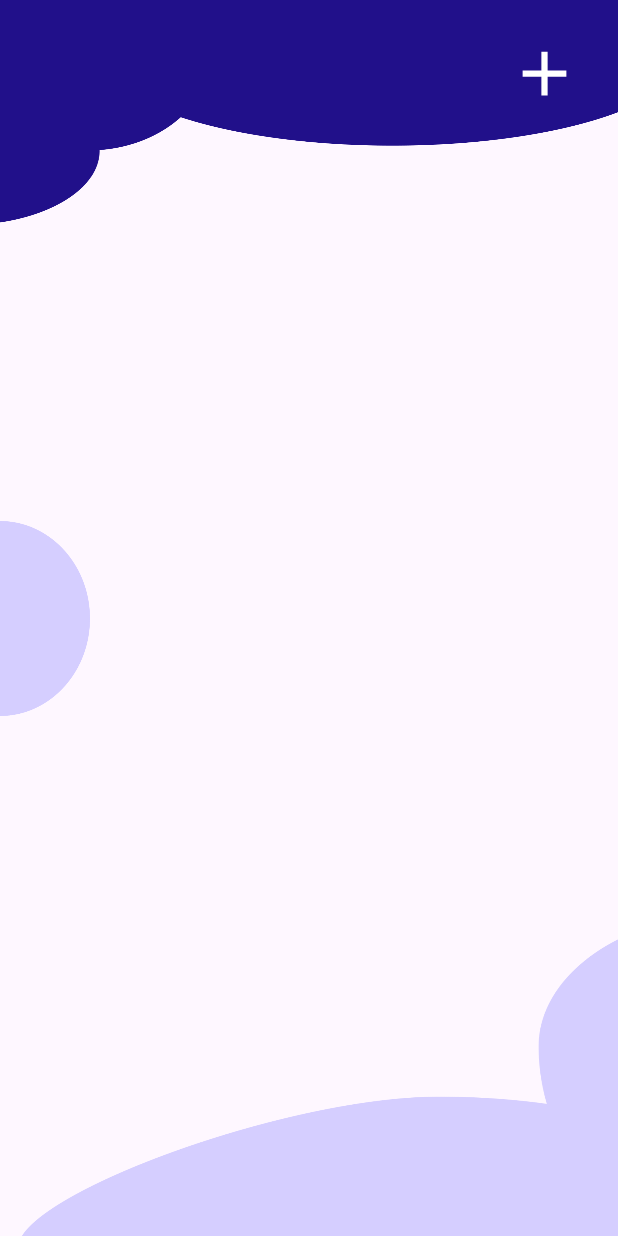
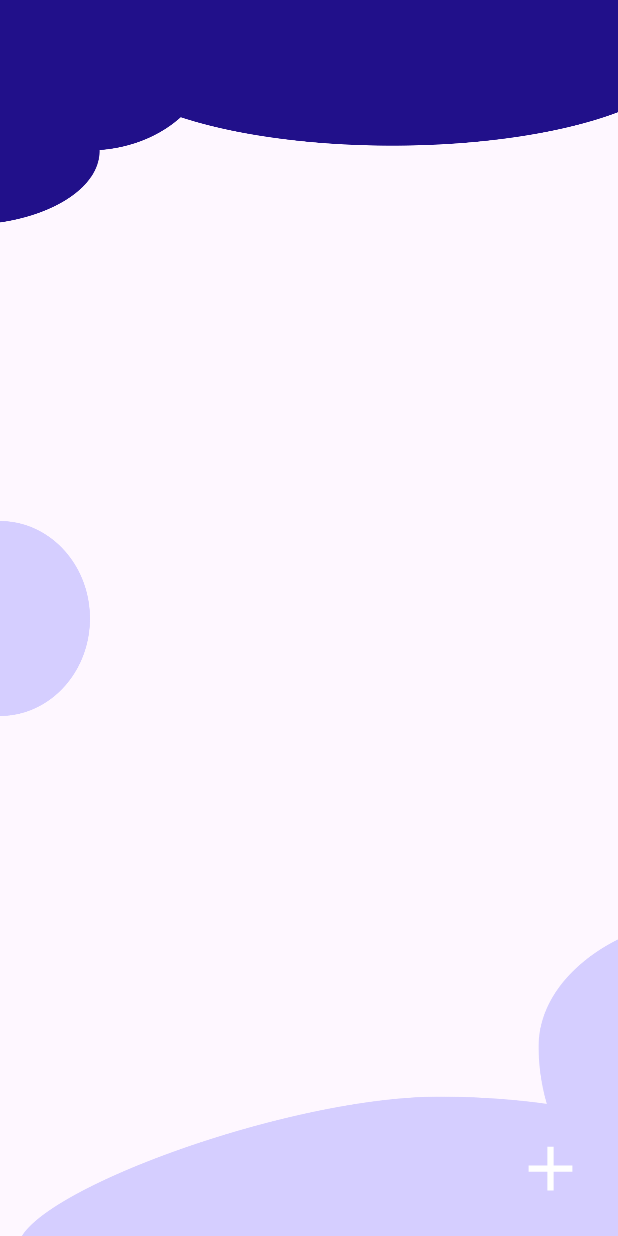
Before and after one commit to Katana1936/PET_Kotlin_Notes_App, an Android app: the HomeFragment screen opened through its navigation route, on a phone screen of 412 x 824 dp. Run offline under Robolectric (Android 15) with nearby library versions, the phone set to English and light mode, and no system bars; our stand-ins replace Firebase (no records; nobody signed in at launch, a user with empty details on screens opened directly); 1 statement that could not run was skipped.

Commit message:
Adding interface elements

```diff
--- a/app/src/main/java/com/example/to_doapp/fragments/SingUpFragment.kt
+++ b/app/src/main/java/com/example/to_doapp/fragments/SingUpFragment.kt
@@ -1,5 +1,4 @@
 package com.example.to_doapp.fragments
-
 import android.os.Bundle
 import android.view.LayoutInflater
 import android.view.View
@@ -11,8 +10,6 @@
 import com.example.to_doapp.R
 import com.example.to_doapp.databinding.FragmentSignUpBinding
 import com.google.firebase.auth.FirebaseAuth
-
-
 class SignUpFragment : Fragment() {
     private lateinit var navController: NavController
     private lateinit var mAuth: FirebaseAuth
@@ -44,7 +41,6 @@
             } else
                 Toast.makeText(context, "Empty fields are not allowed", Toast.LENGTH_SHORT).show()
         }
-
     }
     private fun registerUser(email: String, pass: String) {
         mAuth.createUserWithEmailAndPassword(email, pass).addOnCompleteListener {
--- a/app/src/main/res/layout/fragment_home.xml
+++ b/app/src/main/res/layout/fragment_home.xml
@@ -18,14 +18,16 @@
         app:layout_constraintTop_toTopOf="parent" />
 
     <ImageView
-        android:id="@+id/addTaskBtn"
+        android:id="@+id/addTaskBtn1"
         android:layout_width="50dp"
         android:layout_height="50dp"
         android:layout_marginTop="24dp"
         android:layout_marginEnd="24dp"
+        android:visibility="gone"
         android:src="@drawable/ic_baseline_add_"
         app:layout_constraintEnd_toEndOf="parent"
         app:layout_constraintTop_toTopOf="parent" />
+
 
 
     <ImageView
@@ -38,7 +40,6 @@
         app:layout_constraintStart_toStartOf="parent"
         app:layout_constraintTop_toTopOf="parent" />
 
-
     <ImageView
         android:id="@+id/imageView3"
         android:layout_width="0dp"
@@ -50,6 +51,16 @@
         app:layout_constraintEnd_toEndOf="parent"
         app:layout_constraintHorizontal_bias="0.5"
         app:layout_constraintStart_toStartOf="parent" />
+
+    <ImageView
+        android:id="@+id/addTaskBtn"
+        android:layout_width="50dp"
+        android:layout_height="50dp"
+        android:layout_marginEnd="20dp"
+        android:layout_marginBottom="20dp"
+        android:src="@drawable/ic_baseline_add_"
+        app:layout_constraintBottom_toBottomOf="parent"
+        app:layout_constraintEnd_toEndOf="parent" />
 
 
     <androidx.recyclerview.widget.RecyclerView
--- a/app/src/main/res/layout/fragment_splash.xml
+++ b/app/src/main/res/layout/fragment_splash.xml
@@ -44,7 +44,7 @@
         android:id="@+id/textView"
         android:layout_width="match_parent"
         android:layout_height="wrap_content"
-        android:text="todo"
+        android:text="Notes"
         android:textColor="@color/text_color"
         android:textStyle="italic"
         android:gravity="center_horizontal"
```
Also changed, not shown: app/src/main/java/com/example/to_doapp/fragments/SingInFragment.kt (+0 -12 lines), app/src/main/java/com/example/to_doapp/fragments/SplashFragment.kt (+0 -9 lines).
